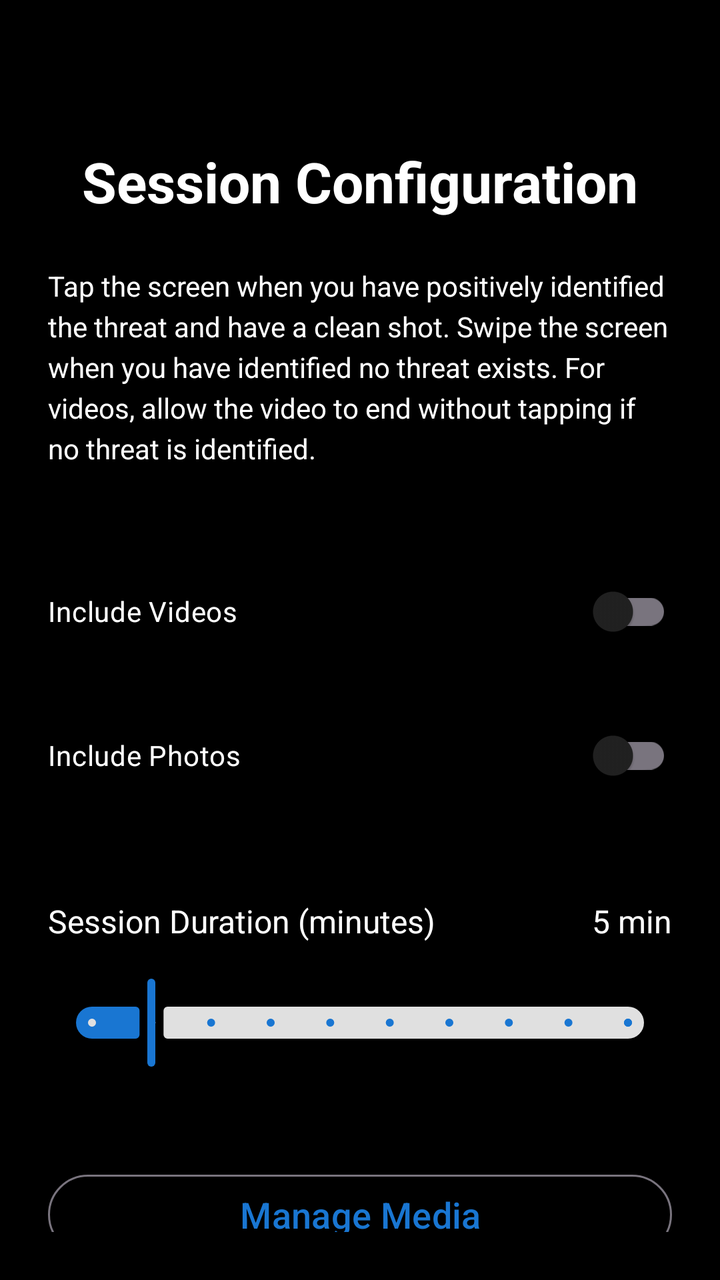
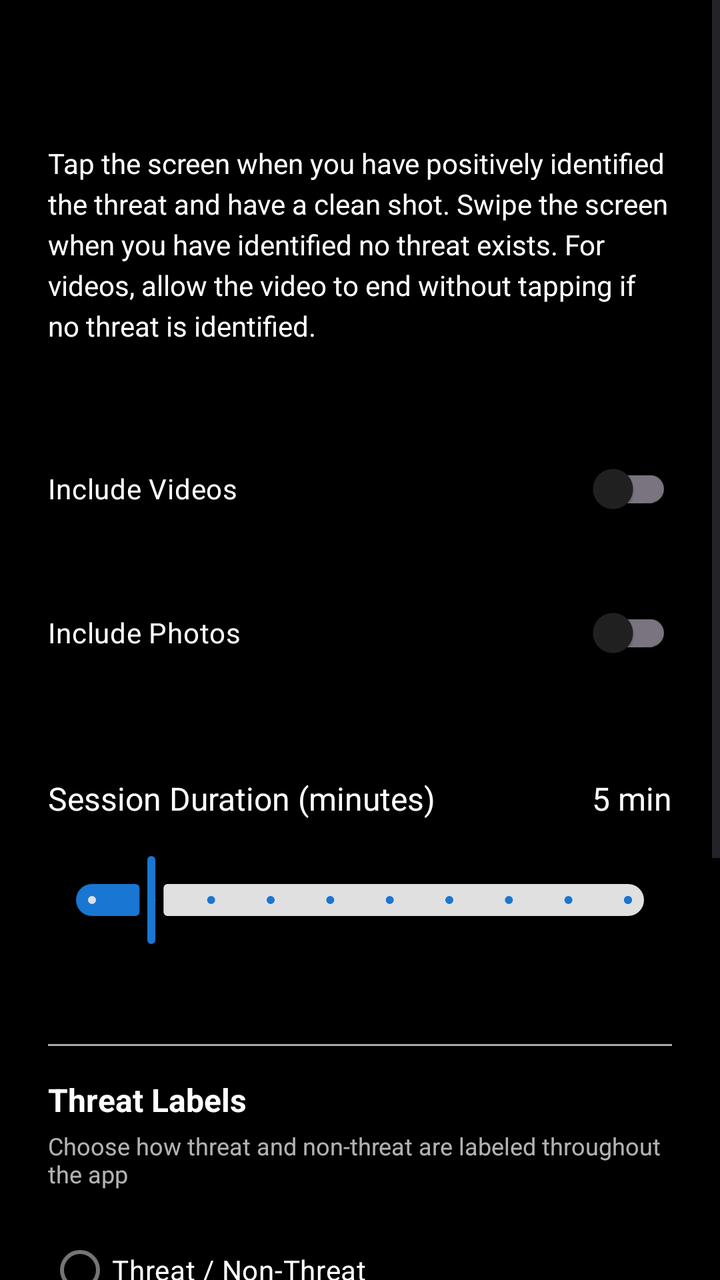

Compare the two renders of this Android layout. The source of the first and the diff that turns it into the second are given below.
<!-- AndroidManifest.xml: application theme Theme.TargetDiscriminator -->
<!-- res/layout/fragment_session_config.xml -->
<?xml version="1.0" encoding="utf-8"?>
<androidx.constraintlayout.widget.ConstraintLayout xmlns:android="http://schemas.android.com/apk/res/android"
    xmlns:app="http://schemas.android.com/apk/res-auto"
    xmlns:tools="http://schemas.android.com/tools"
    android:layout_width="match_parent"
    android:layout_height="match_parent"
    android:background="@color/black"
    android:padding="24dp"
    tools:context=".presentation.session_config.SessionConfigFragment">

    <TextView
        android:id="@+id/titleText"
        android:layout_width="wrap_content"
        android:layout_height="wrap_content"
        android:layout_marginTop="48dp"
        android:text="@string/session_config_title"
        android:textColor="@color/white"
        android:textSize="28sp"
        android:textStyle="bold"
        app:layout_constraintEnd_toEndOf="parent"
        app:layout_constraintStart_toStartOf="parent"
        app:layout_constraintTop_toTopOf="parent" />

    <TextView
        android:id="@+id/instructionsText"
        android:layout_width="0dp"
        android:layout_height="wrap_content"
        android:layout_marginTop="24dp"
        android:text="@string/training_instructions"
        android:textColor="@color/white"
        android:textSize="14sp"
        android:lineSpacingExtra="4dp"
        app:layout_constraintEnd_toEndOf="parent"
        app:layout_constraintStart_toStartOf="parent"
        app:layout_constraintTop_toBottomOf="@id/titleText" />

    <com.google.android.material.switchmaterial.SwitchMaterial
        android:id="@+id/includeVideosSwitch"
        android:layout_width="0dp"
        android:layout_height="wrap_content"
        android:layout_marginTop="48dp"
        android:text="@string/session_config_include_videos"
        android:textColor="@color/white"
        app:layout_constraintEnd_toEndOf="parent"
        app:layout_constraintStart_toStartOf="parent"
        app:layout_constraintTop_toBottomOf="@id/instructionsText" />

    <com.google.android.material.switchmaterial.SwitchMaterial
        android:id="@+id/includePhotosSwitch"
        android:layout_width="0dp"
        android:layout_height="wrap_content"
        android:layout_marginTop="24dp"
        android:text="@string/session_config_include_photos"
        android:textColor="@color/white"
        app:layout_constraintEnd_toEndOf="parent"
        app:layout_constraintStart_toStartOf="parent"
        app:layout_constraintTop_toBottomOf="@id/includeVideosSwitch" />

    <TextView
        android:id="@+id/durationLabel"
        android:layout_width="wrap_content"
        android:layout_height="wrap_content"
        android:layout_marginTop="48dp"
        android:text="@string/session_config_duration"
        android:textColor="@color/white"
        android:textSize="16sp"
        app:layout_constraintStart_toStartOf="parent"
        app:layout_constraintTop_toBottomOf="@id/includePhotosSwitch" />

    <TextView
        android:id="@+id/durationValue"
        android:layout_width="wrap_content"
        android:layout_height="wrap_content"
        android:text="5 min"
        android:textColor="@color/white"
        android:textSize="16sp"
        app:layout_constraintEnd_toEndOf="parent"
        app:layout_constraintTop_toTopOf="@id/durationLabel" />

    <com.google.android.material.slider.Slider
        android:id="@+id/durationSlider"
        android:layout_width="0dp"
        android:layout_height="wrap_content"
        android:layout_marginTop="16dp"
        android:valueFrom="1.0"
        android:valueTo="10.0"
        android:value="2.0"
        android:stepSize="1.0"
        app:layout_constraintEnd_toEndOf="parent"
        app:layout_constraintStart_toStartOf="parent"
        app:layout_constraintTop_toBottomOf="@id/durationLabel" />

    <com.google.android.material.button.MaterialButton
        android:id="@+id/manageMediaButton"
        style="@style/Widget.Material3.Button.OutlinedButton"
        android:layout_width="0dp"
        android:layout_height="wrap_content"
        android:layout_marginTop="48dp"
        android:text="@string/media_management_title"
        android:textSize="18sp"
        app:layout_constraintEnd_toEndOf="parent"
        app:layout_constraintStart_toStartOf="parent"
        app:layout_constraintTop_toBottomOf="@id/durationSlider" />

    <com.google.android.material.button.MaterialButton
        android:id="@+id/startButton"
        android:layout_width="0dp"
        android:layout_height="wrap_content"
        android:layout_marginTop="16dp"
        android:text="@string/session_config_start"
        android:textSize="18sp"
        app:layout_constraintEnd_toEndOf="parent"
        app:layout_constraintStart_toStartOf="parent"
        app:layout_constraintTop_toBottomOf="@id/manageMediaButton" />

</androidx.constraintlayout.widget.ConstraintLayout>
<!-- resources referenced by this layout -->
<resources>
  <color name="black">#000000</color>
  <color name="white">#FFFFFF</color>
  <string name="media_management_title">Manage Media</string>
  <string name="session_config_duration">Session Duration (minutes)</string>
  <string name="session_config_include_photos">Include Photos</string>
  <string name="session_config_include_videos">Include Videos</string>
  <string name="session_config_start">Start Session</string>
  <string name="session_config_title">Session Configuration</string>
  <string name="training_instructions">Tap the screen when you have positively identified the threat and have a clean shot. Swipe the screen when you have identified no threat exists. For videos, allow the video to end without tapping if no threat is identified.</string>
  <color name="md_theme_light_primary">#1976D2</color>
  <color name="md_theme_light_onPrimary">#FFFFFF</color>
  <color name="md_theme_light_primaryContainer">#BBDEFB</color>
  <color name="md_theme_light_onPrimaryContainer">#0D47A1</color>
  <color name="md_theme_light_secondary">#424242</color>
  <color name="md_theme_light_onSecondary">#FFFFFF</color>
  <color name="md_theme_light_secondaryContainer">#E0E0E0</color>
  <color name="md_theme_light_onSecondaryContainer">#212121</color>
  <color name="md_theme_light_tertiary">#FF6F00</color>
  <color name="md_theme_light_onTertiary">#FFFFFF</color>
  <color name="md_theme_light_tertiaryContainer">#FFE0B2</color>
  <color name="md_theme_light_onTertiaryContainer">#E65100</color>
  <color name="md_theme_light_error">#B00020</color>
  <color name="md_theme_light_onError">#FFFFFF</color>
  <color name="md_theme_light_errorContainer">#FFCDD2</color>
  <color name="md_theme_light_onErrorContainer">#C62828</color>
  <color name="md_theme_light_background">#FFFFFF</color>
  <color name="md_theme_light_onBackground">#212121</color>
  <color name="md_theme_light_surface">#FFFFFF</color>
  <color name="md_theme_light_onSurface">#212121</color>
  <color name="md_theme_light_surfaceVariant">#F5F5F5</color>
  <color name="md_theme_light_onSurfaceVariant">#757575</color>
  <!-- unchanged entries left out for length: 1 -->
</resources>

<!-- the commit's change to res/layout/fragment_session_config.xml (unified diff, before → after) -->
@@ -1,38 +1,30 @@
 <?xml version="1.0" encoding="utf-8"?>
-<androidx.constraintlayout.widget.ConstraintLayout xmlns:android="http://schemas.android.com/apk/res/android"
+<ScrollView xmlns:android="http://schemas.android.com/apk/res/android"
     xmlns:app="http://schemas.android.com/apk/res-auto"
     xmlns:tools="http://schemas.android.com/tools"
     android:layout_width="match_parent"
     android:layout_height="match_parent"
     android:background="@color/black"
-    android:padding="24dp"
-    tools:context=".presentation.session_config.SessionConfigFragment">
-
-    <TextView
-        android:id="@+id/titleText"
-        android:layout_width="wrap_content"
-        android:layout_height="wrap_content"
-        android:layout_marginTop="48dp"
-        android:text="@string/session_config_title"
-        android:textColor="@color/white"
-        android:textSize="28sp"
-        android:textStyle="bold"
-        app:layout_constraintEnd_toEndOf="parent"
-        app:layout_constraintStart_toStartOf="parent"
-        app:layout_constraintTop_toTopOf="parent" />
+    android:fillViewport="true">
+
+    <androidx.constraintlayout.widget.ConstraintLayout
+        android:layout_width="match_parent"
+        android:layout_height="wrap_content"
+        android:padding="24dp"
+        tools:context=".presentation.session_config.SessionConfigFragment">
 
     <TextView
         android:id="@+id/instructionsText"
         android:layout_width="0dp"
         android:layout_height="wrap_content"
-        android:layout_marginTop="24dp"
+        android:layout_marginTop="48dp"
         android:text="@string/training_instructions"
         android:textColor="@color/white"
         android:textSize="14sp"
         android:lineSpacingExtra="4dp"
         app:layout_constraintEnd_toEndOf="parent"
         app:layout_constraintStart_toStartOf="parent"
-        app:layout_constraintTop_toBottomOf="@id/titleText" />
+        app:layout_constraintTop_toTopOf="parent" />
 
     <com.google.android.material.switchmaterial.SwitchMaterial
         android:id="@+id/includeVideosSwitch"
@@ -90,6 +82,126 @@
         app:layout_constraintStart_toStartOf="parent"
         app:layout_constraintTop_toBottomOf="@id/durationLabel" />
 
+    <View
+        android:id="@+id/threatLabelsDivider"
+        android:layout_width="0dp"
+        android:layout_height="1dp"
+        android:layout_marginTop="48dp"
+        android:background="@android:color/darker_gray"
+        app:layout_constraintEnd_toEndOf="parent"
+        app:layout_constraintStart_toStartOf="parent"
+        app:layout_constraintTop_toBottomOf="@id/durationSlider" />
+
+    <TextView
+        android:id="@+id/threatLabelsTitle"
+        android:layout_width="0dp"
+        android:layout_height="wrap_content"
+        android:layout_marginTop="16dp"
+        android:text="@string/threat_labels_title"
+        android:textColor="@color/white"
+        android:textSize="16sp"
+        android:textStyle="bold"
+        app:layout_constraintEnd_toEndOf="parent"
+        app:layout_constraintStart_toStartOf="parent"
+        app:layout_constraintTop_toBottomOf="@id/threatLabelsDivider" />
+
+    <TextView
+        android:id="@+id/threatLabelsDescription"
+        android:layout_width="0dp"
+        android:layout_height="wrap_content"
+        android:layout_marginTop="4dp"
+        android:text="@string/threat_labels_description"
+        android:textColor="@color/white"
+        android:textSize="12sp"
+        android:alpha="0.7"
+        app:layout_constraintEnd_toEndOf="parent"
+        app:layout_constraintStart_toStartOf="parent"
+        app:layout_constraintTop_toBottomOf="@id/threatLabelsTitle" />
+
+    <RadioGroup
+        android:id="@+id/threatLabelPresetGroup"
+        android:layout_width="0dp"
+        android:layout_height="wrap_content"
+        android:layout_marginTop="16dp"
+        android:orientation="vertical"
+        app:layout_constraintEnd_toEndOf="parent"
+        app:layout_constraintStart_toStartOf="parent"
+        app:layout_constraintTop_toBottomOf="@id/threatLabelsDescription">
+
+        <com.google.android.material.radiobutton.MaterialRadioButton
+            android:id="@+id/threatNonThreatRadio"
+            android:layout_width="match_parent"
+            android:layout_height="wrap_content"
+            android:layout_marginBottom="8dp"
+            android:text="@string/threat_labels_preset_threat_non_threat"
+            android:textColor="@color/white" />
+
+        <com.google.android.material.radiobutton.MaterialRadioButton
+            android:id="@+id/shootNoShootRadio"
+            android:layout_width="match_parent"
+            android:layout_height="wrap_content"
+            android:layout_marginBottom="8dp"
+            android:text="@string/threat_labels_preset_shoot_no_shoot"
+            android:textColor="@color/white" />
+
+        <com.google.android.material.radiobutton.MaterialRadioButton
+            android:id="@+id/customRadio"
+            android:layout_width="match_parent"
+            android:layout_height="wrap_content"
+            android:text="@string/threat_labels_preset_custom"
+            android:textColor="@color/white" />
+
+    </RadioGroup>
+
+    <LinearLayout
+        android:id="@+id/customLabelsContainer"
+        android:layout_width="0dp"
+        android:layout_height="wrap_content"
+        android:layout_marginTop="16dp"
+        android:layout_marginStart="24dp"
+        android:orientation="vertical"
+        android:visibility="gone"
+        app:layout_constraintEnd_toEndOf="parent"
+        app:layout_constraintStart_toStartOf="parent"
+        app:layout_constraintTop_toBottomOf="@id/threatLabelPresetGroup">
+
+        <com.google.android.material.textfield.TextInputLayout
+            android:layout_width="match_parent"
+            android:layout_height="wrap_content"
+            android:layout_marginBottom="16dp"
+            android:hint="@string/threat_labels_custom_threat_label"
+            app:hintTextColor="@color/white"
+            app:boxStrokeColor="@color/white"
+            style="@style/Widget.Material3.TextInputLayout.OutlinedBox">
+
+            <com.google.android.material.textfield.TextInputEditText
+                android:id="@+id/customThreatLabelInput"
+                android:layout_width="match_parent"
+                android:layout_height="wrap_content"
+                android:textColor="@color/white"
+                android:textColorHint="@color/white" />
+
+        </com.google.android.material.textfield.TextInputLayout>
+
+        <com.google.android.material.textfield.TextInputLayout
+            android:layout_width="match_parent"
+            android:layout_height="wrap_content"
+            android:hint="@string/threat_labels_custom_non_threat_label"
+            app:hintTextColor="@color/white"
+            app:boxStrokeColor="@color/white"
+            style="@style/Widget.Material3.TextInputLayout.OutlinedBox">
+
+            <com.google.android.material.textfield.TextInputEditText
+                android:id="@+id/customNonThreatLabelInput"
+                android:layout_width="match_parent"
+                android:layout_height="wrap_content"
+                android:textColor="@color/white"
+                android:textColorHint="@color/white" />
+
+        </com.google.android.material.textfield.TextInputLayout>
+
+    </LinearLayout>
+
     <com.google.android.material.button.MaterialButton
         android:id="@+id/manageMediaButton"
         style="@style/Widget.Material3.Button.OutlinedButton"
@@ -100,17 +212,20 @@
         android:textSize="18sp"
         app:layout_constraintEnd_toEndOf="parent"
         app:layout_constraintStart_toStartOf="parent"
-        app:layout_constraintTop_toBottomOf="@id/durationSlider" />
+        app:layout_constraintTop_toBottomOf="@id/customLabelsContainer" />
 
     <com.google.android.material.button.MaterialButton
         android:id="@+id/startButton"
         android:layout_width="0dp"
         android:layout_height="wrap_content"
         android:layout_marginTop="16dp"
+        android:layout_marginBottom="24dp"
         android:text="@string/session_config_start"
         android:textSize="18sp"
         app:layout_constraintEnd_toEndOf="parent"
         app:layout_constraintStart_toStartOf="parent"
         app:layout_constraintTop_toBottomOf="@id/manageMediaButton" />
 
-</androidx.constraintlayout.widget.ConstraintLayout>
+    </androidx.constraintlayout.widget.ConstraintLayout>
+
+</ScrollView>
<!-- resource entries referenced after the edit -->
@@ -7,7 +7,13 @@
   <string name="session_config_include_photos">Include Photos</string>
   <string name="session_config_include_videos">Include Videos</string>
   <string name="session_config_start">Start Session</string>
-  <string name="session_config_title">Session Configuration</string>
+  <string name="threat_labels_custom_non_threat_label">Non-Threat Label</string>
+  <string name="threat_labels_custom_threat_label">Threat Label</string>
+  <string name="threat_labels_description">Choose how threat and non-threat are labeled throughout the app</string>
+  <string name="threat_labels_preset_custom">Custom</string>
+  <string name="threat_labels_preset_shoot_no_shoot">Shoot / No-Shoot</string>
+  <string name="threat_labels_preset_threat_non_threat">Threat / Non-Threat</string>
+  <string name="threat_labels_title">Threat Labels</string>
   <string name="training_instructions">Tap the screen when you have positively identified the threat and have a clean shot. Swipe the screen when you have identified no threat exists. For videos, allow the video to end without tapping if no threat is identified.</string>
   <color name="md_theme_light_primary">#1976D2</color>
   <color name="md_theme_light_onPrimary">#FFFFFF</color>
